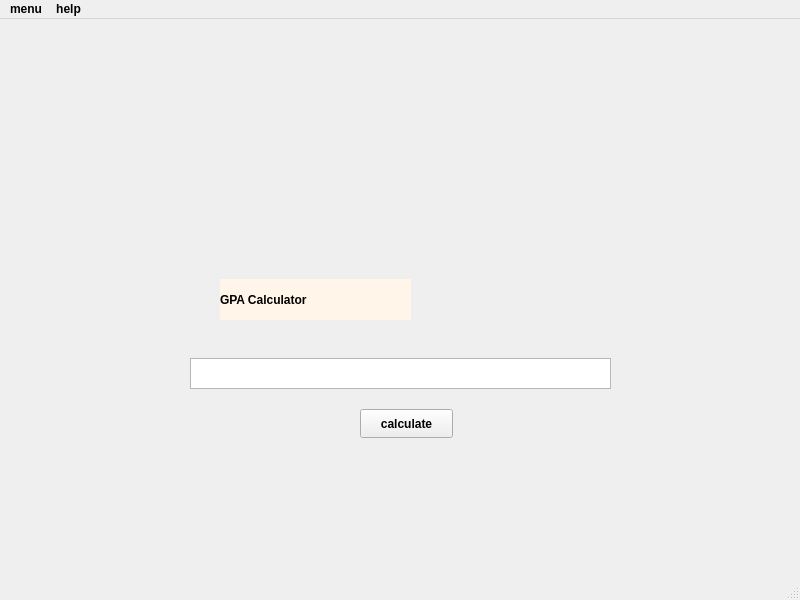
Before: the Qt Designer form GPA_Calculator/mainwindow.ui in SandrAdora/GPAStudentCalculator, drawn with Qt 5.
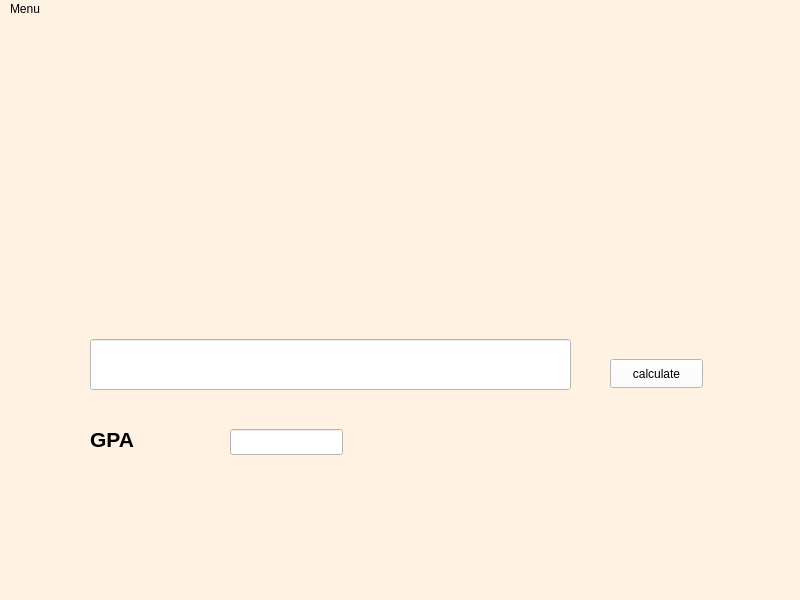
After: the same form once the commit is applied. Icons and pictures are not drawn.

What changed in the file:
```diff
--- a/GPA_Calculator/mainwindow.ui
+++ b/GPA_Calculator/mainwindow.ui
@@ -10,22 +10,20 @@
     <height>600</height>
    </rect>
   </property>
-  <property name="font">
-   <font>
-    <bold>true</bold>
-   </font>
-  </property>
   <property name="windowTitle">
    <string>MainWindow</string>
   </property>
+  <property name="styleSheet">
+   <string notr="true">background-color: rgb(255, 242, 226);</string>
+  </property>
   <widget class="QWidget" name="centralwidget">
    <widget class="QLabel" name="label">
     <property name="geometry">
      <rect>
-      <x>40</x>
+      <x>240</x>
       <y>20</y>
-      <width>661</width>
-      <height>181</height>
+      <width>191</width>
+      <height>101</height>
      </rect>
     </property>
     <property name="styleSheet">
@@ -35,64 +33,67 @@
      <string/>
     </property>
    </widget>
-   <widget class="QWidget" name="widget" native="true">
+   <widget class="QLineEdit" name="lineEdit_input_grades">
     <property name="geometry">
      <rect>
-      <x>130</x>
-      <y>230</y>
-      <width>561</width>
-      <height>221</height>
+      <x>90</x>
+      <y>320</y>
+      <width>481</width>
+      <height>51</height>
      </rect>
     </property>
-    <widget class="QLabel" name="label_calculator_mainWindow">
-     <property name="geometry">
-      <rect>
-       <x>90</x>
-       <y>30</y>
-       <width>191</width>
-       <height>41</height>
-      </rect>
-     </property>
-     <property name="styleSheet">
-      <string notr="true">background-color: rgb(255, 245, 233);</string>
-     </property>
-     <property name="text">
-      <string>GPA Calculator</string>
-     </property>
-    </widget>
-    <widget class="QTextEdit" name="textEdit_gpa_calculator_manual">
-     <property name="geometry">
-      <rect>
-       <x>60</x>
-       <y>109</y>
-       <width>421</width>
-       <height>31</height>
-      </rect>
-     </property>
-     <property name="html">
-      <string>&lt;!DOCTYPE HTML PUBLIC &quot;-//W3C//DTD HTML 4.0//EN&quot; &quot;http://www.w3.org/TR/REC-html40/strict.dtd&quot;&gt;
+    <property name="styleSheet">
+     <string notr="true">background-color: rgb(255, 255, 255);</string>
+    </property>
+   </widget>
+   <widget class="QPushButton" name="pushButton_calculate_gpa">
+    <property name="geometry">
+     <rect>
+      <x>610</x>
+      <y>340</y>
+      <width>93</width>
+      <height>29</height>
+     </rect>
+    </property>
+    <property name="styleSheet">
+     <string notr="true">background-color: rgb(255, 255, 255);</string>
+    </property>
+    <property name="text">
+     <string>calculate</string>
+    </property>
+   </widget>
+   <widget class="QLabel" name="label_gpa">
+    <property name="geometry">
+     <rect>
+      <x>90</x>
+      <y>400</y>
+      <width>71</width>
+      <height>41</height>
+     </rect>
+    </property>
+    <property name="text">
+     <string>&lt;!DOCTYPE HTML PUBLIC &quot;-//W3C//DTD HTML 4.0//EN&quot; &quot;http://www.w3.org/TR/REC-html40/strict.dtd&quot;&gt;
 &lt;html&gt;&lt;head&gt;&lt;meta name=&quot;qrichtext&quot; content=&quot;1&quot; /&gt;&lt;meta charset=&quot;utf-8&quot; /&gt;&lt;style type=&quot;text/css&quot;&gt;
 p, li { white-space: pre-wrap; }
 hr { height: 1px; border-width: 0; }
 li.unchecked::marker { content: &quot;\2610&quot;; }
 li.checked::marker { content: &quot;\2612&quot;; }
 &lt;/style&gt;&lt;/head&gt;&lt;body style=&quot; font-family:'Segoe UI'; font-size:9pt; font-weight:400; font-style:normal;&quot;&gt;
-&lt;p style=&quot;-qt-paragraph-type:empty; margin-top:0px; margin-bottom:0px; margin-left:0px; margin-right:0px; -qt-block-indent:0; text-indent:0px;&quot;&gt;&lt;br /&gt;&lt;/p&gt;&lt;/body&gt;&lt;/html&gt;</string>
-     </property>
-    </widget>
-    <widget class="QPushButton" name="pushButton_calculate_MainWindow">
-     <property name="geometry">
-      <rect>
-       <x>230</x>
-       <y>160</y>
-       <width>93</width>
-       <height>29</height>
-      </rect>
-     </property>
-     <property name="text">
-      <string>calculate</string>
-     </property>
-    </widget>
+&lt;p style=&quot; margin-top:0px; margin-bottom:0px; margin-left:0px; margin-right:0px; -qt-block-indent:0; text-indent:0px;&quot;&gt;&lt;span style=&quot; font-size:16pt; font-weight:700;&quot;&gt;GPA&lt;/span&gt;&lt;/p&gt;&lt;/body&gt;&lt;/html&gt;</string>
+    </property>
+   </widget>
+   <widget class="QLineEdit" name="lineEdit_gpa_output">
+    <property name="geometry">
+     <rect>
+      <x>230</x>
+      <y>410</y>
+      <width>113</width>
+      <height>26</height>
+     </rect>
+    </property>
+    <property name="styleSheet">
+     <string notr="true">background-color: rgb(255, 255, 255);</string>
+    </property>
    </widget>
   </widget>
   <widget class="QMenuBar" name="menubar">
@@ -101,26 +102,19 @@
      <x>0</x>
      <y>0</y>
      <width>800</width>
-     <height>22</height>
+     <height>26</height>
     </rect>
    </property>
    <widget class="QMenu" name="menuMenu">
     <property name="title">
-     <string>menu</string>
+     <string>Menu</string>
     </property>
-    <addaction name="actionundo"/>
-    <addaction name="actionredo"/>
-    <addaction name="actionsignIn"/>
-    <addaction name="actionregistration"/>
-   </widget>
-   <widget class="QMenu" name="menuHelp">
-    <property name="title">
-     <string>help</string>
-    </property>
-    <addaction name="actionAbout"/>
+    <addaction name="separator"/>
+    <addaction name="actionSignIn"/>
+    <addaction name="actionRegister"/>
+    <addaction name="actionRegister_2"/>
    </widget>
    <addaction name="menuMenu"/>
-   <addaction name="menuHelp"/>
   </widget>
   <widget class="QStatusBar" name="statusbar"/>
   <action name="actionundo">
```
Left out of the diff: 32 changed lines with no effect on the pictures.
